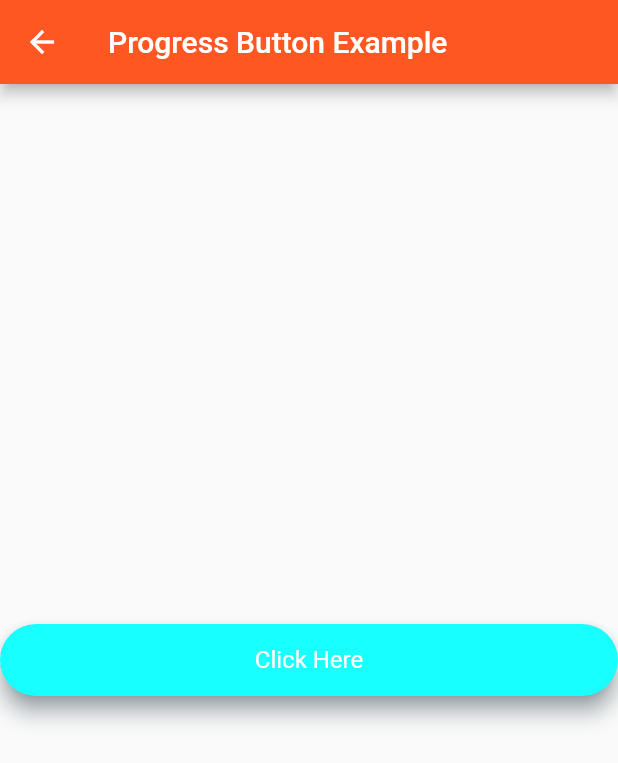
After one commit to VlatkovicB/flutter_playground, a Flutter app: the ProgressButtonExample screen opened by its route, on a phone screen of 412 x 824 dp. The commit adds this screen. Shown: the top 763 px of the screen. Run offline on Flutter 3.47's test engine with Material 2 defaults, Android fonts, the phone set to English and light mode, and no system bars; Roboto replaces fonts that are missing (Roboto-Regular.ttf).

Commit message:
Finished Progress button

```diff
--- a/lib/imports.dart
+++ b/lib/imports.dart
@@ -10,6 +10,7 @@ export './screens/collapsable_toolbar_example.dart';
 export './screens/bottom_navigation_example.dart';
 export './screens/animated_icons_example.dart';
 export './screens/animated_size_example.dart';
+export './screens/progress_button_example.dart';
 
 // WIDGETS
 export './widgets/menu_button.dart';
--- a/lib/main.dart
+++ b/lib/main.dart
@@ -23,6 +23,7 @@ class MyApp extends StatelessWidget {
         BottomNavigationExample.routeName: (ctx) => BottomNavigationExample(),
         AnimatedIconsExample.routeName: (ctx) => AnimatedIconsExample(),
         AnimatedSizeExample.routeName: (ctx) => AnimatedSizeExample(),
+        ProgressButtonExample.routeName: (ctx) => ProgressButtonExample(),
       },
     );
   }
--- a/lib/screens/home_page.dart
+++ b/lib/screens/home_page.dart
@@ -52,6 +52,9 @@ class _HomePageState extends State<HomePage> with TickerProviderStateMixin {
     MenuButton(
         routeName: AnimatedSizeExample.routeName,
         title: "Animated Size Example"),
+    MenuButton(
+        routeName: ProgressButtonExample.routeName,
+        title: "Progress Button Example"),
   ];
 
   void _toggleView() {
--- /dev/null
+++ b/lib/screens/progress_button_example.dart
@@ -0,0 +1,104 @@
+import 'dart:async';
+
+import 'package:flutter/material.dart';
+
+class ProgressButtonExample extends StatefulWidget {
+  static const String routeName = '/progressbutton-example';
+  @override
+  _ProgressButtonExampleState createState() => _ProgressButtonExampleState();
+}
+
+class _ProgressButtonExampleState extends State<ProgressButtonExample>
+    with TickerProviderStateMixin {
+  int _state = 0;
+  Animation _animation;
+  AnimationController _animationController;
+  GlobalKey _globalKey = GlobalKey();
+  double _width = double.infinity;
+
+  @override
+  Widget build(BuildContext context) {
+    return Scaffold(
+      appBar: AppBar(
+        title: Text("Progress Button Example"),
+      ),
+      body: Center(
+        child: Container(
+          child: PhysicalModel(
+            color: Theme.of(context).accentColor,
+            shadowColor: Colors.blueGrey,
+            elevation: 6,
+            borderRadius: BorderRadius.circular(24.0),
+            child: Container(
+              key: _globalKey,
+              height: 48,
+              width: _width,
+              child: GestureDetector(
+                onTap: () {
+                  setState(() {
+                    if (_state == 0) {
+                      animateButton();
+                    } else {
+                      _state = 0;
+                      _width = double.infinity;
+                    }
+                  });
+                },
+                child: InkWell(
+                  splashColor: Colors.green,
+                  child: Center(
+                    child: setUpButton(),
+                  ),
+                ),
+              ),
+            ),
+          ),
+        ),
+      ),
+    );
+  }
+
+  setUpButton() {
+    if (_state == 0) {
+      return Text(
+        "Click Here",
+        style: const TextStyle(
+          color: Colors.white,
+          fontSize: 16.0,
+        ),
+      );
+    } else if (_state == 1) {
+      return CircularProgressIndicator(
+        // value: _animation.value,
+        value: null,
+        valueColor: AlwaysStoppedAnimation<Color>(Colors.white),
+      );
+    } else {
+      return Icon(Icons.check, color: Colors.white);
+    }
+  }
+
+  void animateButton() {
+    double initialWidth = _globalKey.currentContext.size.width;
+
+    _animationController =
+        AnimationController(duration: Duration(milliseconds: 300), vsync: this);
+    _animation = Tween(begin: 0.0, end: 1.0).animate(_animationController)
+      ..addListener(() {
+        setState(() {
+          _width = initialWidth - ((initialWidth - 48.0) * _animation.value);
+        });
+      });
+    _animationController.forward();
+
+    setState(() {
+      _state = 1;
+    });
+
+    Timer(Duration(milliseconds: 1500), () {
+      setState(() {
+        _state = 2;
+      });
+    });
+  }
+}
```
